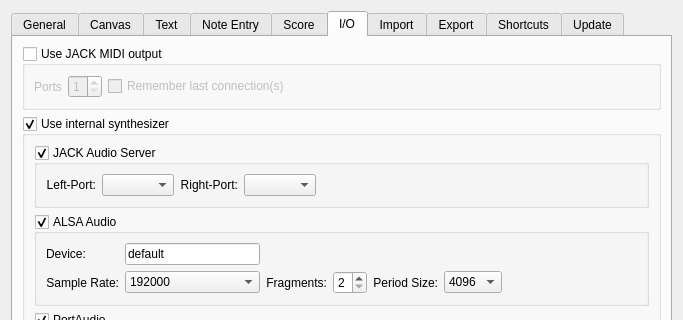
This is mscore/mscore/prefsdialog.ui in musescore/musescore-old as Qt 5 draws it before an edit; both pictures show x 0 to 683 and y 0 to 320 of the 683 by 590 pixel window. The edited form follows.
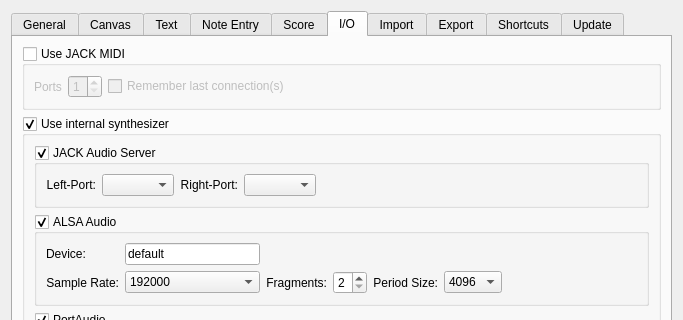
This is the edited form. The open tabs and pages were chosen to show the change. Icons and pictures are not drawn. Custom widgets are drawn as their Qt base class.

Commit message: JACK auto connect for midi input

```diff
--- a/mscore/mscore/prefsdialog.ui
+++ b/mscore/mscore/prefsdialog.ui
@@ -1802,7 +1802,7 @@
           </sizepolicy>
          </property>
          <property name="title">
-          <string>Use JACK MIDI output</string>
+          <string>Use JACK MIDI</string>
          </property>
          <property name="flat">
           <bool>false</bool>
```
The commit also changes 2 other files.
